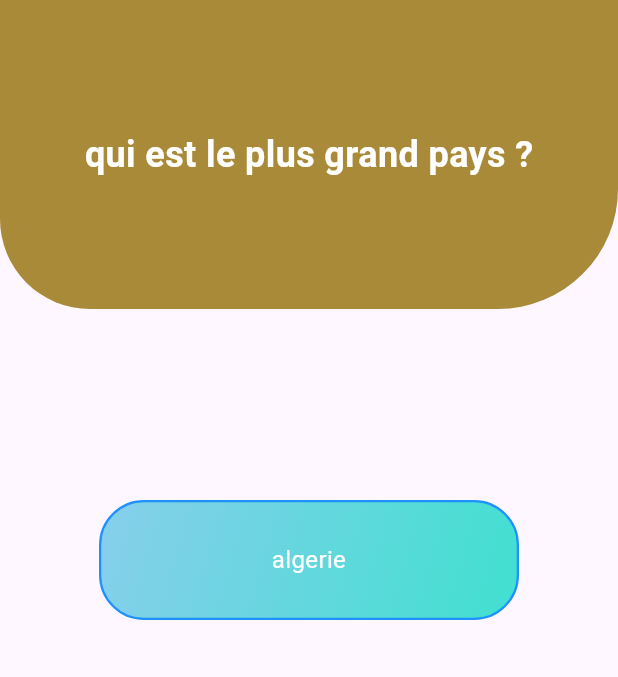
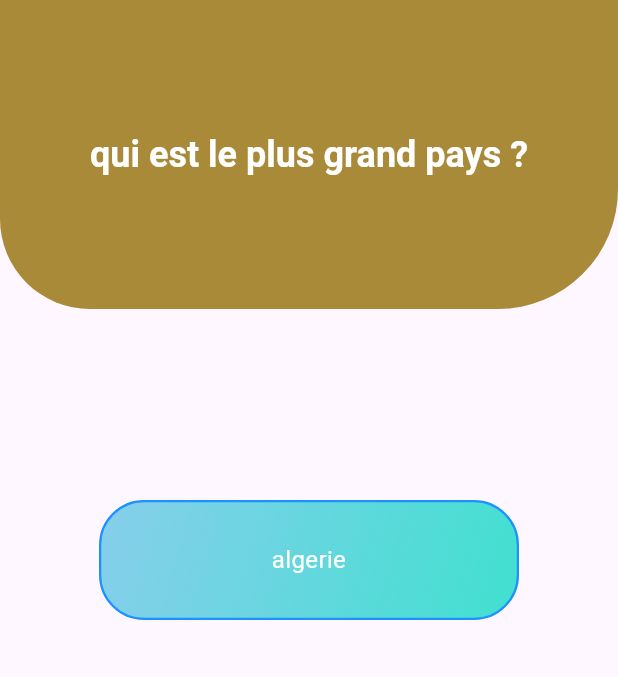
Before and after one commit to kazerdira/quiz_app, a Flutter app: the screen it shows after launch, after a tap on "Bejaia", on a phone screen of 412 x 824 dp, the part 84-761 px from its top. Run offline on Flutter 3.47's test engine with Material 2 defaults, Android fonts, the phone set to English and light mode, and no system bars.

```diff
--- a/lib/main.dart
+++ b/lib/main.dart
@@ -36,18 +36,37 @@ class Quiz extends StatefulWidget {
 class _QuizState extends State<Quiz> with SingleTickerProviderStateMixin {
   int questNum = 0;
   int result = 0;
-  Color _color = Colors.red; // starting color
+  Color _color = AppColor().magenta; // starting color
   final _random = Random();
+  bool? changeTS;
+
+  TextStyle _style = const TextStyle(
+      color: Colors.grey, fontSize: 18, fontWeight: FontWeight.w300);
+
+  TextStyle style1 = const TextStyle(
+      color: Colors.white, fontSize: 24, fontWeight: FontWeight.w600);
 
   @override
   void initState() {
     super.initState();
+    changeStyle();
+
     _startColorAnimation();
+  }
+
+  void changeStyle() {
+    Future.delayed(const Duration(milliseconds: 500)).then((_) {
+      setState(() {
+        _style = style1;
+      });
+    });
   }
 
   void _startColorAnimation() {
     Future.delayed(Duration(seconds: 1)).then((_) {
       setState(() {
+        changeTS = true;
+
         // generate a random color
         _color = Color.fromRGBO(_random.nextInt(256), _random.nextInt(256),
             _random.nextInt(256), 1);
@@ -124,15 +143,6 @@ class _QuizState extends State<Quiz> with SingleTickerProviderStateMixin {
                 margin: const EdgeInsets.only(bottom: 60),
                 decoration: BoxDecoration(
                     color: _color,
-                    //   gradient: ,
-                    /* LinearGradient(
-                  begin: Alignment.topLeft,
-                  end: Alignment.bottomRight,
-                  colors: [
-                    AppColor().deepPink.withOpacity(0.5),
-                    AppColor().blueViolet.withOpacity(0.8),
-                    AppColor().indigo..withOpacity(0.8),
-                  ]), */
                     borderRadius: const BorderRadius.only(
                         bottomLeft: Radius.circular(60),
                         bottomRight: Radius.circular(80))),
@@ -142,12 +152,13 @@ class _QuizState extends State<Quiz> with SingleTickerProviderStateMixin {
                     child: FittedBox(
                       fit: BoxFit.scaleDown,
                       alignment: Alignment.center,
-                      child: Text(
-                        questions[questNum]['question'],
-                        style: const TextStyle(
-                            color: Colors.white,
-                            fontSize: 24,
-                            fontWeight: FontWeight.w600),
+                      child: AnimatedDefaultTextStyle(
+                        duration: const Duration(seconds: 1),
+                        curve: Curves.bounceInOut,
+                        style: _style,
+                        child: Text(
+                          questions[questNum]['question'],
+                        ),
                       ),
                     ),
                   ),
```
Also changed, not shown: lib/common/dummy data/dummy_data.dart (added), lib/pages/quiz/quiz.dart (added), lib/pages/result/result.dart (added).
